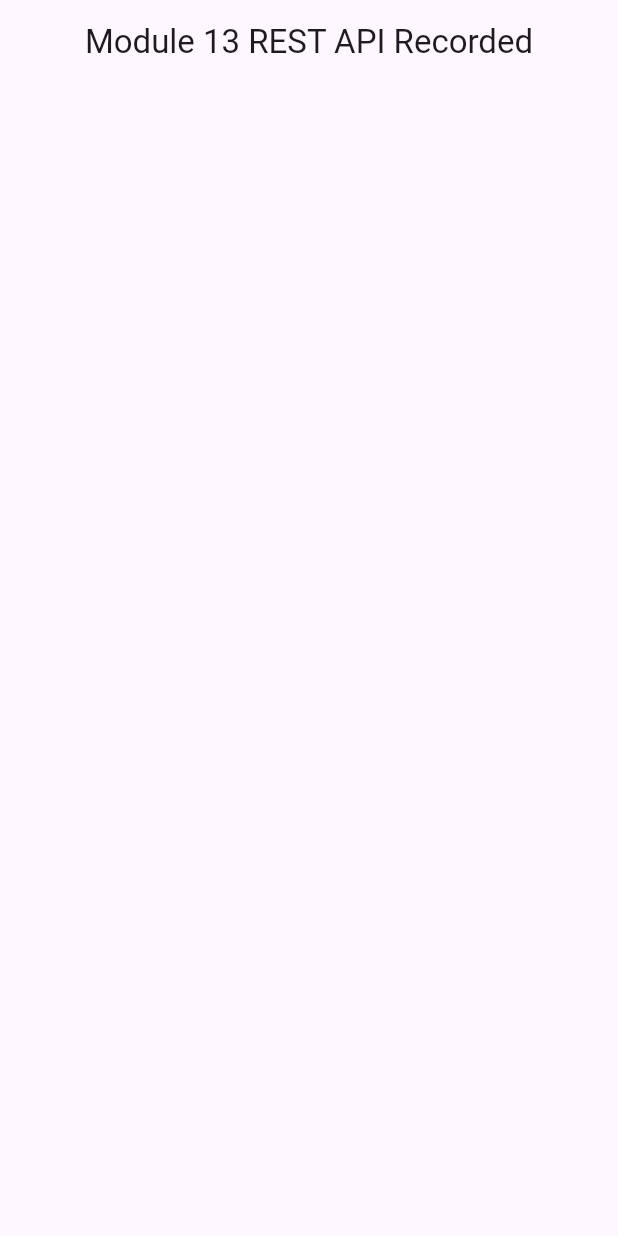
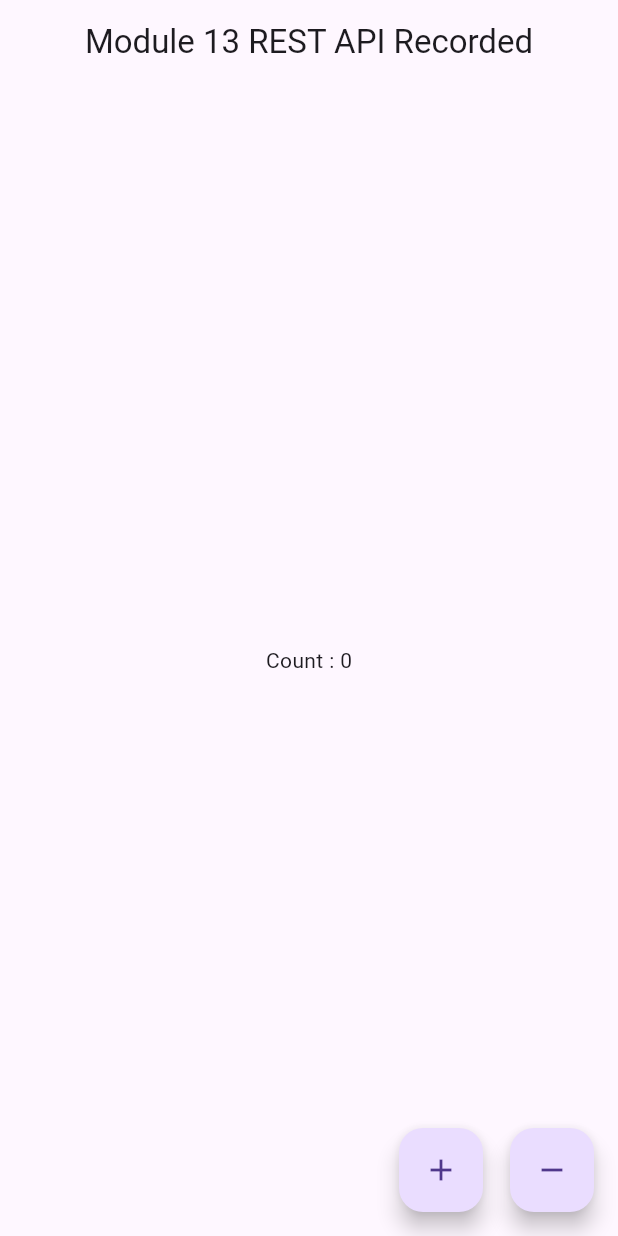
Before and after one commit to syfulsharif/rest_api_flutter_13, a Flutter app: the screen it shows after launch, on a phone screen of 412 x 824 dp. Run offline on Flutter 3.47's test engine with Material 3 defaults, Android fonts, the light colour scheme and no system bars.

Commit message:
Code Updated with increament and decrement button

```diff
--- a/lib/home_page_view.dart
+++ b/lib/home_page_view.dart
@@ -8,6 +8,7 @@ class HomePageView extends StatefulWidget {
 }
 
 class _HomePageViewState extends State<HomePageView> {
+  int countNumber = 0;
   @override
   Widget build(BuildContext context) {
     return Scaffold(
@@ -15,6 +16,32 @@ class _HomePageViewState extends State<HomePageView> {
         title: const Text('Module 13 REST API Recorded'),
         centerTitle: true,
       ),
+      body: Center(
+        child: Text('Count : ${countNumber.toString()}'),
+      ),
+      floatingActionButton: Row(
+        // crossAxisAlignment: CrossAxisAlignment.center,
+        mainAxisAlignment: MainAxisAlignment.end,
+        children: [
+          FloatingActionButton(
+            onPressed: () {
+              countNumber += 1;
+              setState(() {});
+            },
+            child: const Icon(Icons.add),
+          ),
+          const SizedBox(
+            width: 18.0,
+          ),
+          FloatingActionButton(
+            onPressed: () {
+              countNumber -= 1;
+              setState(() {});
+            },
+            child: const Icon(Icons.remove),
+          )
+        ],
+      ),
     );
   }
 }
```
